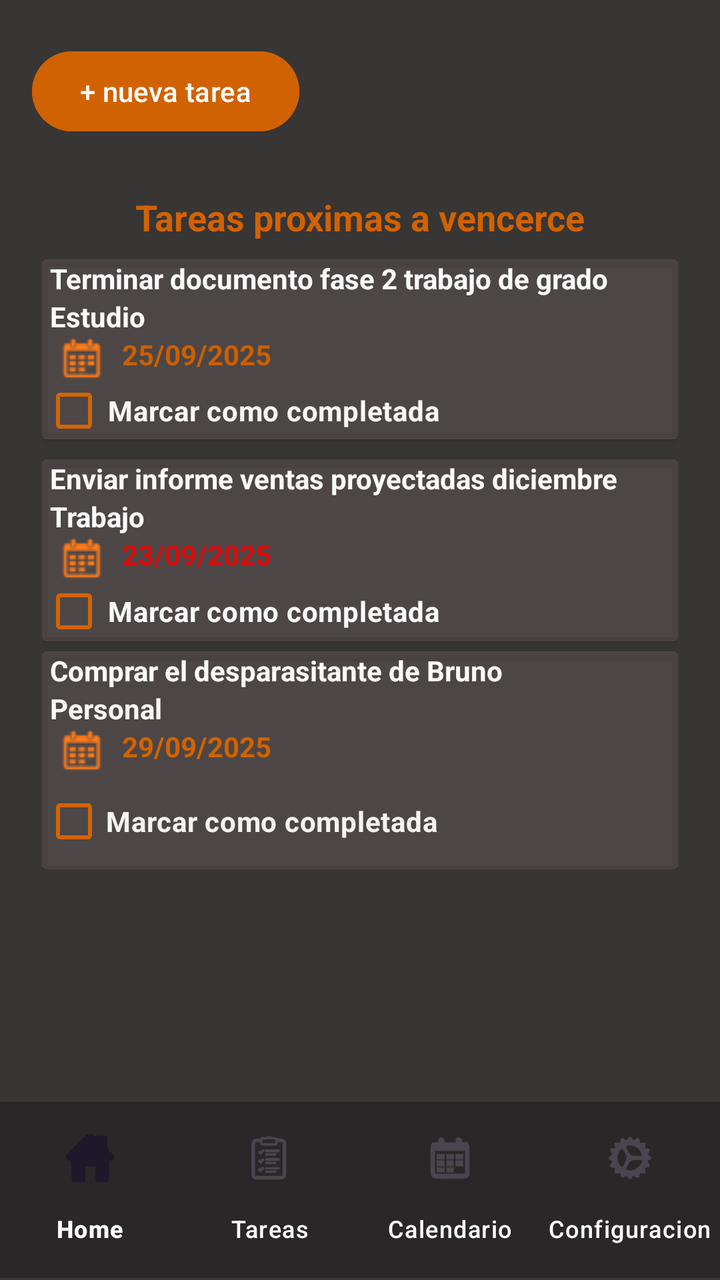
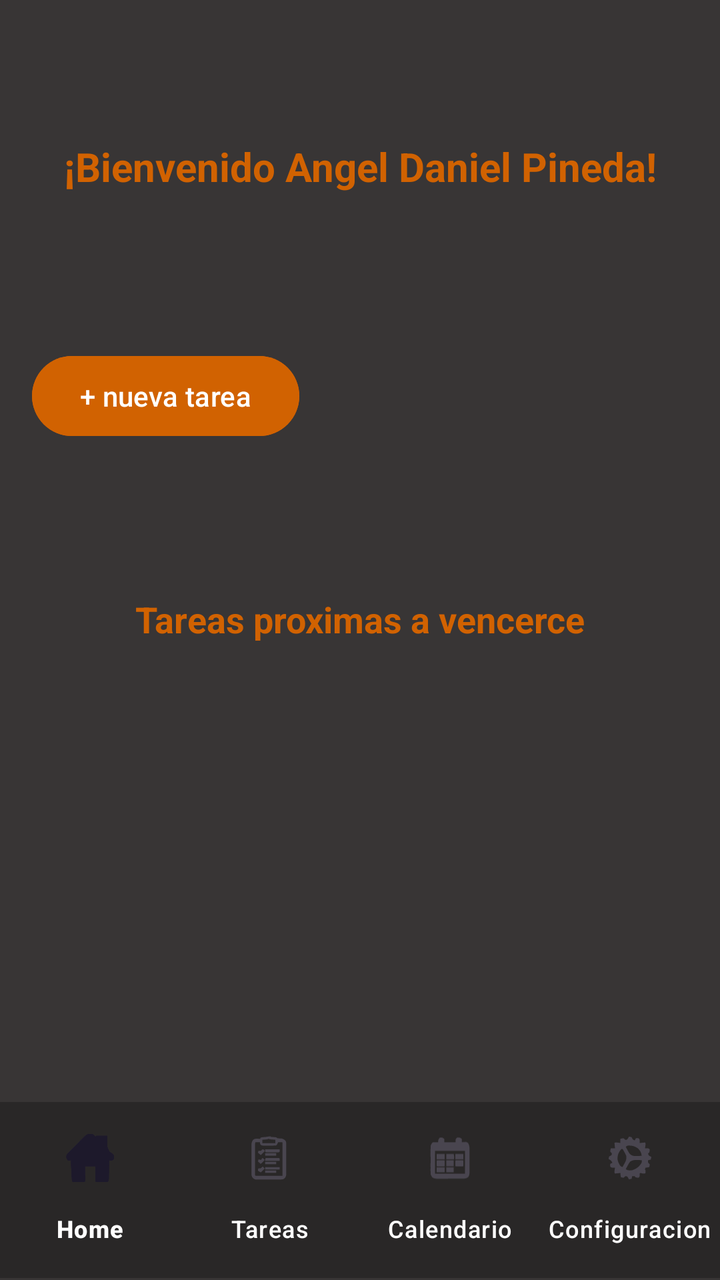

Two renders of the same Android screen: before a commit and after it. Below are the layout's source before the change and the commit's diff.
<!-- AndroidManifest.xml: application theme Theme.GetDone -->
<!-- res/layout/activity_main.xml -->
<?xml version="1.0" encoding="utf-8"?>
<androidx.constraintlayout.widget.ConstraintLayout xmlns:android="http://schemas.android.com/apk/res/android"
    xmlns:app="http://schemas.android.com/apk/res-auto"
    xmlns:tools="http://schemas.android.com/tools"
    android:id="@+id/nuevo_correo_usuario"
    android:layout_width="match_parent"
    android:layout_height="match_parent"
    android:background="#383535"
    tools:context=".MainActivity">

    <TextView
        android:id="@+id/mensaje_inicial"
        android:layout_width="wrap_content"
        android:layout_height="wrap_content"
        android:layout_marginTop="21dp"
        android:layout_marginBottom="29dp"
        android:text="¡Bienvenido Angel Daniel Pineda!"
        android:textColor="#D16201"
        android:textSize="20sp"
        android:textStyle="bold"
        app:layout_constraintBottom_toTopOf="@+id/nueva_tarea"
        app:layout_constraintEnd_toEndOf="parent"
        app:layout_constraintStart_toStartOf="parent"
        app:layout_constraintTop_toTopOf="parent" />

    <Button
        android:id="@+id/nueva_tarea"
        android:layout_width="wrap_content"
        android:layout_height="wrap_content"
        android:layout_marginStart="16dp"
        android:layout_marginBottom="30dp"
        android:backgroundTint="#D16201"
        android:onClick="ir_nueva_tarea"
        android:text="+ nueva tarea"
        android:textColor="#FFFFFF"
        app:layout_constraintBottom_toTopOf="@+id/card_actividades1"
        app:layout_constraintStart_toStartOf="parent"
        app:layout_constraintTop_toBottomOf="@+id/mensaje_inicial" />

    <LinearLayout
        android:id="@+id/card_actividades1"
        android:layout_width="0dp"
        android:layout_height="wrap_content"
        android:layout_marginStart="21dp"
        android:layout_marginTop="30dp"
        android:layout_marginEnd="21dp"
        android:layout_marginBottom="172dp"
        android:orientation="vertical"
        app:layout_constraintBottom_toTopOf="@+id/menu_navegacion"
        app:layout_constraintEnd_toEndOf="parent"
        app:layout_constraintHorizontal_bias="1.0"
        app:layout_constraintStart_toStartOf="parent"
        app:layout_constraintTop_toBottomOf="@+id/nueva_tarea">

        <androidx.cardview.widget.CardView
            android:layout_width="match_parent"
            android:layout_height="wrap_content"
            app:cardBackgroundColor="#5F716565">

            <LinearLayout
                android:id="@+id/layout_card1"
                android:layout_width="match_parent"
                android:layout_height="90dp"
                android:orientation="vertical">

                <TextView
                    android:id="@+id/textView13"
                    android:layout_width="wrap_content"
                    android:layout_height="wrap_content"
                    android:paddingStart="4dp"
                    android:text="Terminar documento fase 2 trabajo de grado"
                    android:textColor="#FBFBFB"
                    android:textStyle="bold" />

                <TextView
                    android:id="@+id/textView14"
                    android:layout_width="wrap_content"
                    android:layout_height="wrap_content"
                    android:paddingStart="4dp"
                    android:text="Estudio"
                    android:textColor="#FDFBFB"
                    android:textStyle="bold" />

                <TextView
                    android:id="@+id/textView15"
                    android:layout_width="wrap_content"
                    android:layout_height="wrap_content"
                    android:drawableLeft="@drawable/calendarnbg3"
                    android:text="25/09/2025"
                    android:textColor="#CA5F01"
                    android:textStyle="bold" />

                <CheckBox
                    android:id="@+id/checkBox_card1"
                    android:layout_width="match_parent"
                    android:layout_height="wrap_content"
                    android:buttonTint="#D06506"
                    android:paddingStart="1dp"
                    android:text="Marcar como completada"
                    android:textColor="#FAF7F7"
                    android:textStyle="bold" />

            </LinearLayout>

        </androidx.cardview.widget.CardView>

        <androidx.cardview.widget.CardView
            android:layout_width="match_parent"
            android:layout_height="wrap_content"
            android:layout_marginTop="10dp"
            app:cardBackgroundColor="#5F716565">

            <LinearLayout
                android:layout_width="match_parent"
                android:layout_height="match_parent"
                android:orientation="vertical">

                <TextView
                    android:id="@+id/textView10"
                    android:layout_width="match_parent"
                    android:layout_height="wrap_content"
                    android:paddingStart="4dp"
                    android:text="Enviar informe ventas proyectadas diciembre"
                    android:textColor="#FBFBFB"
                    android:textStyle="bold" />

                <TextView
                    android:id="@+id/textView18"
                    android:layout_width="wrap_content"
                    android:layout_height="wrap_content"
                    android:paddingStart="4dp"
                    android:text="Trabajo"
                    android:textColor="#FBFAFA"
                    android:textStyle="bold" />

                <TextView
                    android:id="@+id/textView19"
                    android:layout_width="wrap_content"
                    android:layout_height="wrap_content"
                    android:drawableLeft="@drawable/calendarnbg3"
                    android:paddingStart="0dp"
                    android:text="23/09/2025"
                    android:textColor="#DC0A0A"
                    android:textStyle="bold" />

                <CheckBox
                    android:id="@+id/checkBox6"
                    android:layout_width="match_parent"
                    android:layout_height="30dp"
                    android:buttonTint="#D36301"
                    android:paddingStart="1dp"
                    android:text="Marcar como completada"
                    android:textColor="#FBFBFB"
                    android:textStyle="bold" />
            </LinearLayout>
        </androidx.cardview.widget.CardView>

        <androidx.cardview.widget.CardView

            android:layout_width="match_parent"
            android:layout_height="wrap_content"
            android:layout_marginTop="5dp"
            app:cardBackgroundColor="#5F716565">

            <LinearLayout
                android:layout_width="wrap_content"
                android:layout_height="match_parent"
                android:orientation="vertical">

                <TextView
                    android:id="@+id/textView20"
                    android:layout_width="wrap_content"
                    android:layout_height="match_parent"
                    android:paddingStart="4dp"
                    android:text="Comprar el desparasitante de Bruno"
                    android:textColor="#FBFBFB"
                    android:textStyle="bold" />

                <TextView
                    android:id="@+id/textView21"
                    android:layout_width="wrap_content"
                    android:layout_height="match_parent"
                    android:paddingStart="4dp"
                    android:text="Personal"
                    android:textColor="#FAF7F7"
                    android:textStyle="bold" />

                <TextView
                    android:layout_width="wrap_content"
                    android:layout_height="match_parent"
                    android:drawableLeft="@drawable/calendarnbg3"
                    android:text="29/09/2025"
                    android:textColor="#D16301"
                    android:textStyle="bold" />

                <CheckBox
                    android:id="@+id/checkBox7"
                    android:layout_width="match_parent"
                    android:layout_height="wrap_content"
                    android:buttonTint="#D36301"
                    android:text="Marcar como completada"
                    android:textColor="#F6F3F3"
                    android:textStyle="bold" />


            </LinearLayout>

        </androidx.cardview.widget.CardView>

    </LinearLayout>

    <com.google.android.material.bottomnavigation.BottomNavigationView
        android:id="@+id/menu_navegacion"
        android:layout_width="0dp"
        android:layout_height="wrap_content"
        android:layout_marginBottom="1dp"
        android:background="#5F101010"
        android:paddingTop="4dp"
        android:paddingBottom="4dp"
        app:itemTextColor="#ffffff"
        app:labelVisibilityMode="labeled"
        app:layout_constraintBottom_toBottomOf="parent"
        app:layout_constraintEnd_toEndOf="parent"
        app:layout_constraintStart_toStartOf="parent"
        app:menu="@menu/bottom_menu">

    </com.google.android.material.bottomnavigation.BottomNavigationView>

    <TextView
        android:id="@+id/proximo_vencer"
        android:layout_width="wrap_content"
        android:layout_height="wrap_content"
        android:layout_marginBottom="9dp"
        android:text="Tareas proximas a vencerce"
        android:textColor="#D16201"
        android:textSize="18dp"
        android:textStyle="bold"
        app:layout_constraintBottom_toTopOf="@+id/card_actividades1"
        app:layout_constraintEnd_toEndOf="parent"
        app:layout_constraintStart_toStartOf="parent" />


</androidx.constraintlayout.widget.ConstraintLayout>
<!-- resources referenced by this layout -->
<resources>
  <!-- drawable calendarnbg3: png bitmap (drawable-mdpi, 1116 bytes) -->
  <style name="Theme.GetDone" parent="Base.Theme.GetDone" />
  <style name="Base.Theme.GetDone" parent="Theme.Material3.DayNight.NoActionBar">
          
          
      </style>
</resources>

<!-- the commit's change to res/layout/activity_main.xml (unified diff, before → after) -->
@@ -52,161 +52,6 @@
         app:layout_constraintStart_toStartOf="parent"
         app:layout_constraintTop_toBottomOf="@+id/nueva_tarea">
 
-        <androidx.cardview.widget.CardView
-            android:layout_width="match_parent"
-            android:layout_height="wrap_content"
-            app:cardBackgroundColor="#5F716565">
-
-            <LinearLayout
-                android:id="@+id/layout_card1"
-                android:layout_width="match_parent"
-                android:layout_height="90dp"
-                android:orientation="vertical">
-
-                <TextView
-                    android:id="@+id/textView13"
-                    android:layout_width="wrap_content"
-                    android:layout_height="wrap_content"
-                    android:paddingStart="4dp"
-                    android:text="Terminar documento fase 2 trabajo de grado"
-                    android:textColor="#FBFBFB"
-                    android:textStyle="bold" />
-
-                <TextView
-                    android:id="@+id/textView14"
-                    android:layout_width="wrap_content"
-                    android:layout_height="wrap_content"
-                    android:paddingStart="4dp"
-                    android:text="Estudio"
-                    android:textColor="#FDFBFB"
-                    android:textStyle="bold" />
-
-                <TextView
-                    android:id="@+id/textView15"
-                    android:layout_width="wrap_content"
-                    android:layout_height="wrap_content"
-                    android:drawableLeft="@drawable/calendarnbg3"
-                    android:text="25/09/2025"
-                    android:textColor="#CA5F01"
-                    android:textStyle="bold" />
-
-                <CheckBox
-                    android:id="@+id/checkBox_card1"
-                    android:layout_width="match_parent"
-                    android:layout_height="wrap_content"
-                    android:buttonTint="#D06506"
-                    android:paddingStart="1dp"
-                    android:text="Marcar como completada"
-                    android:textColor="#FAF7F7"
-                    android:textStyle="bold" />
-
-            </LinearLayout>
-
-        </androidx.cardview.widget.CardView>
-
-        <androidx.cardview.widget.CardView
-            android:layout_width="match_parent"
-            android:layout_height="wrap_content"
-            android:layout_marginTop="10dp"
-            app:cardBackgroundColor="#5F716565">
-
-            <LinearLayout
-                android:layout_width="match_parent"
-                android:layout_height="match_parent"
-                android:orientation="vertical">
-
-                <TextView
-                    android:id="@+id/textView10"
-                    android:layout_width="match_parent"
-                    android:layout_height="wrap_content"
-                    android:paddingStart="4dp"
-                    android:text="Enviar informe ventas proyectadas diciembre"
-                    android:textColor="#FBFBFB"
-                    android:textStyle="bold" />
-
-                <TextView
-                    android:id="@+id/textView18"
-                    android:layout_width="wrap_content"
-                    android:layout_height="wrap_content"
-                    android:paddingStart="4dp"
-                    android:text="Trabajo"
-                    android:textColor="#FBFAFA"
-                    android:textStyle="bold" />
-
-                <TextView
-                    android:id="@+id/textView19"
-                    android:layout_width="wrap_content"
-                    android:layout_height="wrap_content"
-                    android:drawableLeft="@drawable/calendarnbg3"
-                    android:paddingStart="0dp"
-                    android:text="23/09/2025"
-                    android:textColor="#DC0A0A"
-                    android:textStyle="bold" />
-
-                <CheckBox
-                    android:id="@+id/checkBox6"
-                    android:layout_width="match_parent"
-                    android:layout_height="30dp"
-                    android:buttonTint="#D36301"
-                    android:paddingStart="1dp"
-                    android:text="Marcar como completada"
-                    android:textColor="#FBFBFB"
-                    android:textStyle="bold" />
-            </LinearLayout>
-        </androidx.cardview.widget.CardView>
-
-        <androidx.cardview.widget.CardView
-
-            android:layout_width="match_parent"
-            android:layout_height="wrap_content"
-            android:layout_marginTop="5dp"
-            app:cardBackgroundColor="#5F716565">
-
-            <LinearLayout
-                android:layout_width="wrap_content"
-                android:layout_height="match_parent"
-                android:orientation="vertical">
-
-                <TextView
-                    android:id="@+id/textView20"
-                    android:layout_width="wrap_content"
-                    android:layout_height="match_parent"
-                    android:paddingStart="4dp"
-                    android:text="Comprar el desparasitante de Bruno"
-                    android:textColor="#FBFBFB"
-                    android:textStyle="bold" />
-
-                <TextView
-                    android:id="@+id/textView21"
-                    android:layout_width="wrap_content"
-                    android:layout_height="match_parent"
-                    android:paddingStart="4dp"
-                    android:text="Personal"
-                    android:textColor="#FAF7F7"
-                    android:textStyle="bold" />
-
-                <TextView
-                    android:layout_width="wrap_content"
-                    android:layout_height="match_parent"
-                    android:drawableLeft="@drawable/calendarnbg3"
-                    android:text="29/09/2025"
-                    android:textColor="#D16301"
-                    android:textStyle="bold" />
-
-                <CheckBox
-                    android:id="@+id/checkBox7"
-                    android:layout_width="match_parent"
-                    android:layout_height="wrap_content"
-                    android:buttonTint="#D36301"
-                    android:text="Marcar como completada"
-                    android:textColor="#F6F3F3"
-                    android:textStyle="bold" />
-
-
-            </LinearLayout>
-
-        </androidx.cardview.widget.CardView>
-
     </LinearLayout>
 
     <com.google.android.material.bottomnavigation.BottomNavigationView
<!-- resource entries referenced after the edit -->
@@ -1,6 +1,5 @@
 <!-- resources referenced by this layout -->
 <resources>
-  <!-- drawable calendarnbg3: png bitmap (drawable-mdpi, 1116 bytes) -->
   <style name="Theme.GetDone" parent="Base.Theme.GetDone" />
   <style name="Base.Theme.GetDone" parent="Theme.Material3.DayNight.NoActionBar">
           
